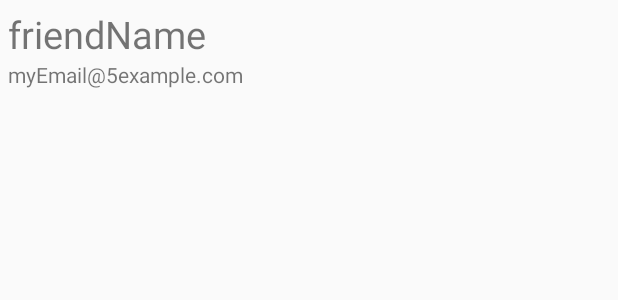
After one commit to agbaria/SharedShoppingList, an Android app: the layout friends_item.xml on its own in the app's theme, with its tools: preview values and no code run, on a phone screen of 412 x 824 dp. The commit adds this screen. Shown: the top 300 px of the screen. Run offline under Robolectric (Android 15) with nearby library versions, the phone set to English and light mode, and no system bars.

Commit message:
added FriendsFragment & FriendsAdapter

```diff
--- a/app/src/main/java/dev/agbaria/sharedshoppinglist/Fragments/ListItemsFragment.java
+++ b/app/src/main/java/dev/agbaria/sharedshoppinglist/Fragments/ListItemsFragment.java
@@ -66,11 +66,9 @@ public class ListItemsFragment extends Fragment {
 
         if(getArguments() != null) {
             this.listID = getArguments().getString(LIST_ID);
-            Log.d("agbaria", listID);
             this.list = (ShoppingList) getArguments().getSerializable(LIST);
         }
         snapshots = new ArrayList<>();
-        getActivity().setTitle(list.getListName());
     }
 
     @Override
@@ -84,6 +82,7 @@ public class ListItemsFragment extends Fragment {
     @Override
     public void onResume() {
         super.onResume();
+        getActivity().setTitle(list.getListName());
         init();
     }
 
--- a/app/src/main/java/dev/agbaria/sharedshoppinglist/Fragments/SharedListsFragment.java
+++ b/app/src/main/java/dev/agbaria/sharedshoppinglist/Fragments/SharedListsFragment.java
@@ -58,16 +58,15 @@ public class SharedListsFragment extends Fragment {
     @Override
     public View onCreateView(LayoutInflater inflater, ViewGroup container,
                              Bundle savedInstanceState) {
-        View view = inflater.inflate(R.layout.fragment_shopping_lists, container, false);
-        this.view = view;
+        view = inflater.inflate(R.layout.fragment_shopping_lists, container, false);
         return view;
     }
 
     @Override
     public void onResume() {
         super.onResume();
+        getActivity().setTitle("Shared lists");
         init();
-        getActivity().setTitle("Shared lists");
     }
 
     private void init() {
--- a/app/src/main/res/layout/fragment_friends.xml
+++ b/app/src/main/res/layout/fragment_friends.xml
@@ -4,10 +4,9 @@
     android:layout_height="match_parent"
     tools:context="dev.agbaria.sharedshoppinglist.Fragments.FriendsFragment">
 
-    <!-- TODO: Update blank fragment layout -->
-    <TextView
+    <android.support.v7.widget.RecyclerView
         android:layout_width="match_parent"
         android:layout_height="match_parent"
-        android:text="FriendsFragment" />
+        android:id="@+id/recyclerFriends"/>
 
 </FrameLayout>
--- /dev/null
+++ b/app/src/main/res/layout/friends_item.xml
@@ -0,0 +1,21 @@
+<?xml version="1.0" encoding="utf-8"?>
+<RelativeLayout xmlns:android="http://schemas.android.com/apk/res/android"
+    android:layout_width="match_parent"
+    android:layout_height="wrap_content"
+    android:id="@+id/rlFriend"
+    android:layout_margin="5dp">
+
+    <TextView
+        android:layout_width="wrap_content"
+        android:layout_height="wrap_content"
+        android:id="@+id/tvFriendName"
+        android:text="friendName"
+        android:textSize="25sp"/>
+
+    <TextView
+        android:layout_width="wrap_content"
+        android:layout_height="wrap_content"
+        android:id="@+id/tvFriendEmail"
+        android:text="myEmail@5example.com"
+        android:layout_below="@id/tvFriendName"/>
+</RelativeLayout>
--- a/app/src/main/res/values/strings.xml
+++ b/app/src/main/res/values/strings.xml
@@ -17,6 +17,6 @@
     <string name="action_favorite">Favorite</string>
     <string name="action_add_friend">Add friend</string>
     <string name="action_leave_list">Leave list</string>
-    <string name="title_activity_remove">REMOVE</string>
+    <string name="action_friends">Friends</string>
     <string name="client_id">125901932735-lvk5t9k0e0r7vhhig3p5krg0mvtu89bc.apps.googleusercontent.com</string>
 </resources>
```
Also changed, not shown: app/src/main/java/dev/agbaria/sharedshoppinglist/Activities/MainActivity.java (+9 -1 lines), app/src/main/java/dev/agbaria/sharedshoppinglist/Adapters/FriendsAdapter.java (added, +73 -0 lines), app/src/main/java/dev/agbaria/sharedshoppinglist/Fragments/FriendsFragment.java (+99 -2 lines), app/src/main/res/drawable/ic_add_black_24dp.xml (deleted, +0 -9 lines), app/src/main/res/drawable/ic_search_black_24dp.xml (deleted, +0 -9 lines), app/src/main/res/menu/menu_main.xml (+9 -3 lines), app/src/main/ic_search-web.png (added), app/src/main/res/mipmap-hdpi/ic_search.png (added), app/src/main/res/mipmap-mdpi/ic_search.png (added), app/src/main/res/mipmap-xhdpi/ic_search.png (added), app/src/main/res/mipmap-xxhdpi/ic_search.png (added), app/src/main/res/mipmap-xxxhdpi/ic_search.png (added), 1 other file.
